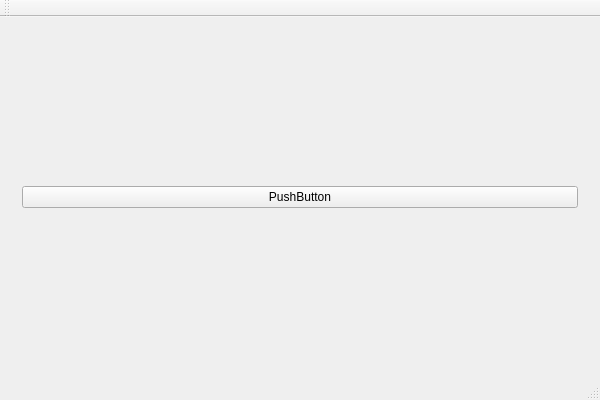
Qt form src/gui/MainWindow.ui (zer0main/bacteria-ui) before a commit.
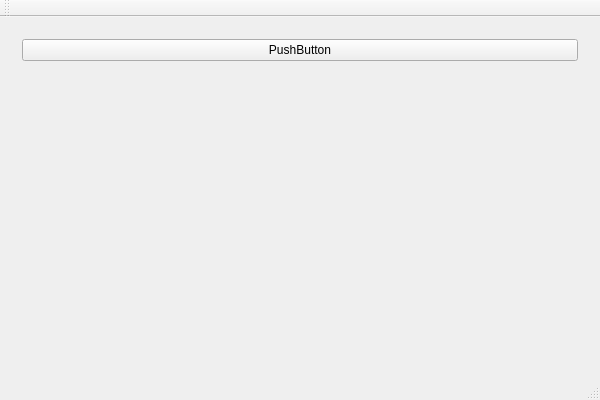
The same form after that commit.

Commit message: Add teamsList label

What changed in the file:
```diff
--- a/src/gui/MainWindow.ui
+++ b/src/gui/MainWindow.ui
@@ -21,7 +21,7 @@
        <number>0</number>
       </property>
       <widget class="QWidget" name="startpage">
-       <layout class="QGridLayout" name="gridLayout_2" rowstretch="0">
+       <layout class="QGridLayout" name="gridLayout_2" rowstretch="0,0">
         <item row="0" column="0">
          <widget class="QPushButton" name="fileButton">
           <property name="text">
@@ -29,6 +29,13 @@
           </property>
          </widget>
         </item>
+        <item row="1" column="0">
+         <widget class="QLabel" name="teamsList">
+          <property name="text">
+           <string/>
+          </property>
+         </widget>
+        </item>
        </layout>
       </widget>
       <widget class="QWidget" name="gamepage">
```
